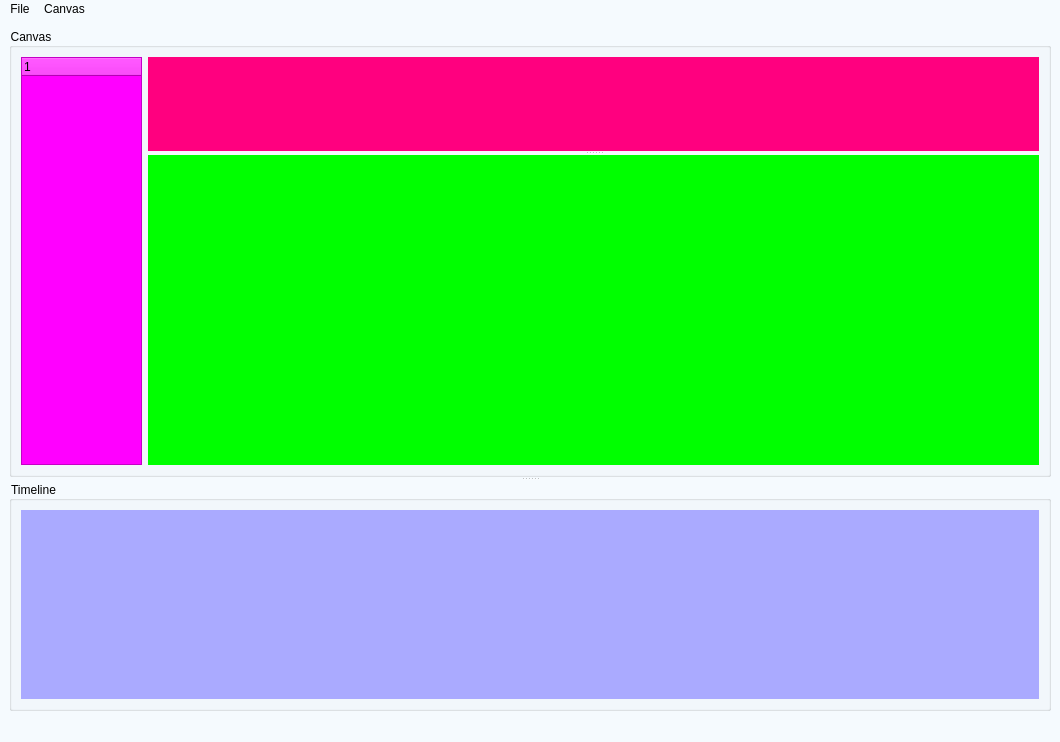
The window that main app/layout.ui (siyirenuoft/GUI_Workspace) describes before a commit, drawn with Qt 5.
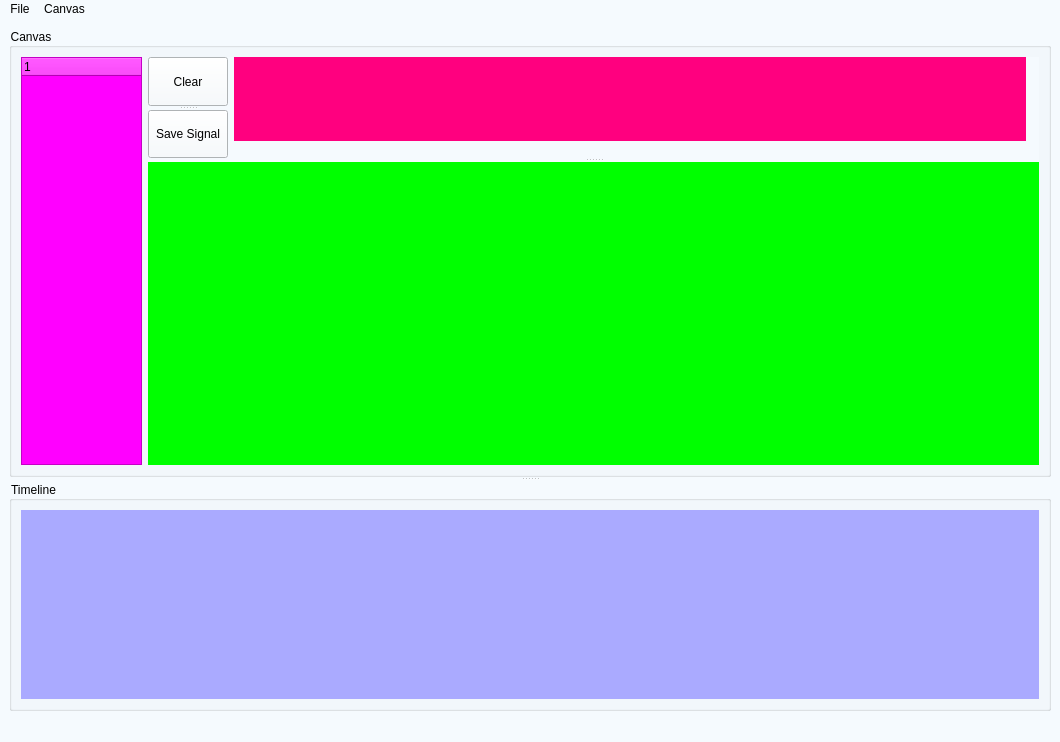
The same window after the commit.

Commit message: version 2, add the tree widget, actuator and plot canvas

Diff of the .ui file:
```diff
--- a/main app/layout.ui
+++ b/main app/layout.ui
@@ -17,7 +17,7 @@
    <string notr="true">background-color: rgb(245, 250, 254);</string>
   </property>
   <widget class="QWidget" name="centralwidget">
-   <layout class="QGridLayout" name="gridLayout_7">
+   <layout class="QGridLayout" name="gridLayout_9">
     <item row="0" column="0">
      <widget class="QSplitter" name="splitter_4">
       <property name="orientation">
@@ -34,7 +34,7 @@
            <property name="title">
             <string>Canvas</string>
            </property>
-           <layout class="QGridLayout" name="gridLayout_6">
+           <layout class="QGridLayout" name="gridLayout_7">
             <item row="0" column="0">
              <widget class="QTreeWidget" name="treeWidget">
               <property name="sizePolicy">
@@ -60,11 +60,35 @@
              </widget>
             </item>
             <item row="0" column="1">
+             <widget class="QSplitter" name="splitter_6">
+              <property name="orientation">
+               <enum>Qt::Vertical</enum>
+              </property>
+              <widget class="QWidget" name="">
+               <layout class="QGridLayout" name="gridLayout_6">
+                <item row="0" column="0">
+                 <widget class="QSplitter" name="splitter_5">
+                  <property name="orientation">
+                   <enum>Qt::Vertical</enum>
+                  </property>
              <widget class="QSplitter" name="splitter">
               <property name="orientation">
                <enum>Qt::Vertical</enum>
               </property>
-              <widget class="QWidget" name="">
+                   <widget class="QPushButton" name="pushButton">
+                    <property name="text">
+                     <string>Clear</string>
+                    </property>
+                   </widget>
+                   <widget class="QPushButton" name="pushButton_2">
+                    <property name="text">
+                     <string>Save Signal</string>
+                    </property>
+                   </widget>
+                  </widget>
+                 </widget>
+                </item>
+                <item row="0" column="1">
                <layout class="QGridLayout" name="gridLayout">
                 <item row="0" column="0">
                  <widget class="QWidget" name="widget" native="true">
@@ -80,8 +104,8 @@
                   </property>
                   <property name="sizeHint" stdset="0">
                    <size>
-                    <width>0</width>
-                    <height>68</height>
+                      <width>13</width>
+                      <height>58</height>
                    </size>
                   </property>
                  </spacer>
@@ -93,11 +117,13 @@
                   </property>
                   <property name="sizeHint" stdset="0">
                    <size>
-                    <width>538</width>
-                    <height>0</height>
+                      <width>648</width>
+                      <height>17</height>
                    </size>
                   </property>
                  </spacer>
+                  </item>
+                 </layout>
                 </item>
                </layout>
               </widget>
```
Left out of the diff: 66 changed lines with no effect on the pictures. Lines whose indentation alone changed are shown as unchanged. The commit also changes 3 other files.
